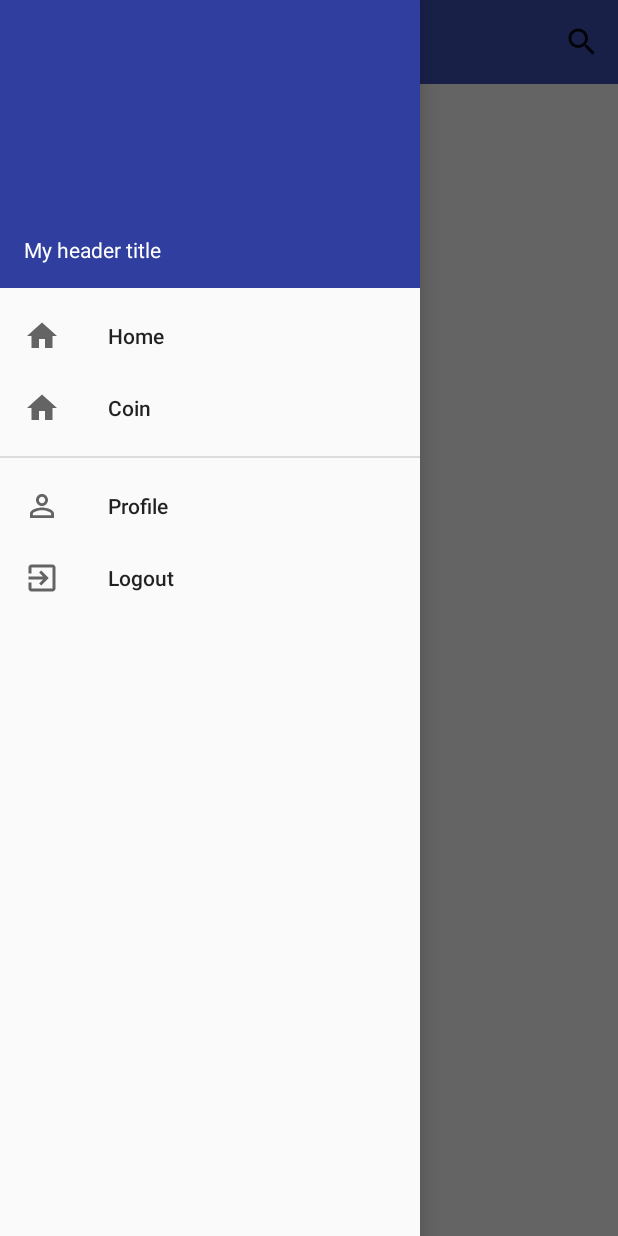
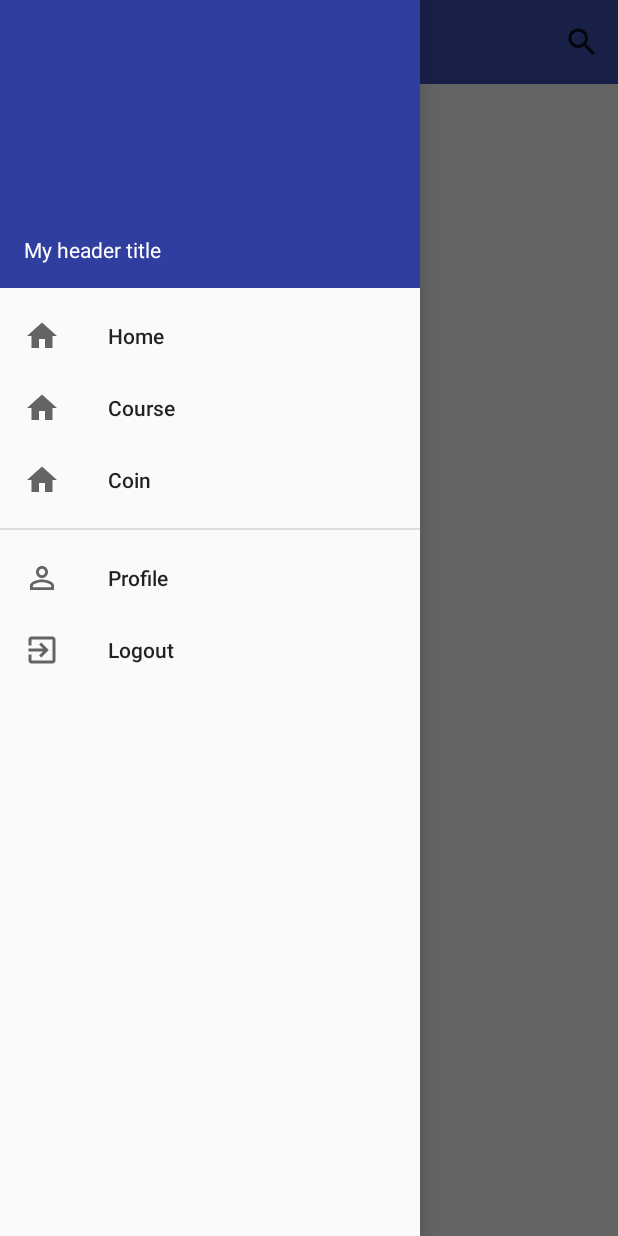
Before and after one commit to rungnueng123/MDancingProject, an Android app: the StudentDashboardActivity screen opened directly, with no data from a screen before it, with the side drawer open, on a phone screen of 412 x 824 dp. Run offline under Robolectric (Android 15) with nearby library versions, the phone set to English and light mode, and no system bars; libraries missing offline, so code that uses them is left out: com.shrikanthravi.collapsiblecalendarview; 4 statements that could not run were skipped.

Commit message:
add navigation course

```diff
--- a/app/src/main/AndroidManifest.xml
+++ b/app/src/main/AndroidManifest.xml
@@ -14,7 +14,7 @@
         android:roundIcon="@mipmap/ic_launcher_round"
         android:supportsRtl="true"
         android:theme="@style/AppTheme">
-        <activity android:name=".QRCode.AdminQRCodeScannedActivity">
+        <activity android:name=".Activities.LoginActivity">
             <intent-filter>
                 <action android:name="android.intent.action.MAIN" />
 
@@ -24,7 +24,7 @@
         <activity android:name=".Activities.StudentDashboardActivity" />
         <activity android:name=".Activities.RegisterActivity" />
         <activity android:name=".Activities.AdminDashboardActivity" />
-        <activity android:name=".Activities.LoginActivity" />
+        <activity android:name=".QRCode.AdminQRCodeScannedActivity" />
         <activity android:name=".QRCode.ScannedActivity" />
         <activity android:name=".QRCode.StudentQRCodeActivity"></activity>
     </application>
--- a/app/src/main/java/com/mocom/com/mdancingproject/Activities/StudentDashboardActivity.java
+++ b/app/src/main/java/com/mocom/com/mdancingproject/Activities/StudentDashboardActivity.java
@@ -16,6 +16,7 @@ import android.support.v7.widget.Toolbar;
 import android.view.MenuItem;
 
 import com.mocom.com.mdancingproject.Fragments.StudentCoinFragment;
+import com.mocom.com.mdancingproject.Fragments.StudentCourseHomeFragment;
 import com.mocom.com.mdancingproject.Fragments.StudentHomeFragment;
 import com.mocom.com.mdancingproject.Fragments.StudentProfileFragment;
 import com.mocom.com.mdancingproject.R;
@@ -62,6 +63,9 @@ public class StudentDashboardActivity extends AppCompatActivity {
                if(id == R.id.nav_home){
                    fragmentClass = StudentHomeFragment.class;
                    actionbar.setTitle("Home");
+               }else if(id == R.id.nav_course){
+                   fragmentClass = StudentCourseHomeFragment.class;
+                   actionbar.setTitle("Course");
                }else if(id == R.id.nav_coin){
                    fragmentClass = StudentCoinFragment.class;
                    actionbar.setTitle("Coin");
--- a/app/src/main/res/menu/drawer_view_student.xml
+++ b/app/src/main/res/menu/drawer_view_student.xml
@@ -5,6 +5,10 @@
             android:id="@+id/nav_home"
             android:icon="@drawable/ic_home_black_24dp"
             android:title="@string/nav_home" />
+        <item
+            android:id="@+id/nav_course"
+            android:icon="@drawable/ic_home_black_24dp"
+            android:title="@string/nav_course" />
         <item
             android:id="@+id/nav_coin"
             android:icon="@drawable/ic_home_black_24dp"
--- a/app/src/main/res/values/strings.xml
+++ b/app/src/main/res/values/strings.xml
@@ -18,6 +18,7 @@
 
     //drawer menu
     <string name="nav_home">Home</string>
+    <string name="nav_course">Course</string>
     <string name="nav_coin">Coin</string>
     <string name="nav_profile">Profile</string>
     <string name="logout">Logout</string>
```
